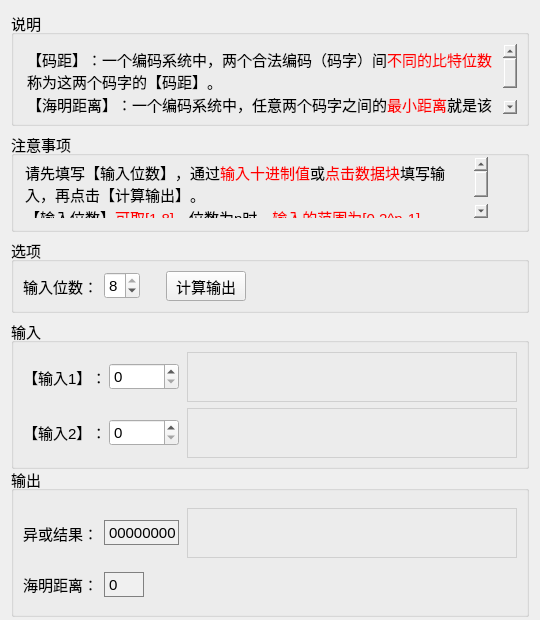
Above: forms/hdist.ui from FrancisOWO/HammingCode before the change. Below: the same form after it.
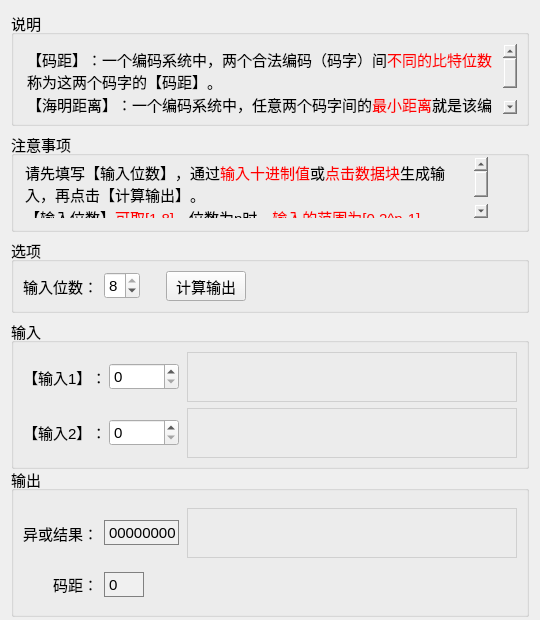
That is the form after the change.

```diff
--- a/forms/hdist.ui
+++ b/forms/hdist.ui
@@ -63,7 +63,7 @@
 p, li { white-space: pre-wrap; }
 &lt;/style&gt;&lt;/head&gt;&lt;body style=&quot; font-family:'SimSun'; font-size:11pt; font-weight:400; font-style:normal;&quot;&gt;
 &lt;p style=&quot; margin-top:0px; margin-bottom:0px; margin-left:0px; margin-right:0px; -qt-block-indent:0; text-indent:0px;&quot;&gt;【码距】：一个编码系统中，两个合法编码（码字）间&lt;span style=&quot; color:#ff0000;&quot;&gt;不同的比特位数&lt;/span&gt;称为这两个码字的【码距】。&lt;/p&gt;
-&lt;p style=&quot; margin-top:0px; margin-bottom:0px; margin-left:0px; margin-right:0px; -qt-block-indent:0; text-indent:0px;&quot;&gt;【海明距离】：一个编码系统中，任意两个码字之间的&lt;span style=&quot; color:#ff0000;&quot;&gt;最小距离&lt;/span&gt;就是该编码系统的码距，称为【海明距离】。&lt;/p&gt;&lt;/body&gt;&lt;/html&gt;</string>
+&lt;p style=&quot; margin-top:0px; margin-bottom:0px; margin-left:0px; margin-right:0px; -qt-block-indent:0; text-indent:0px;&quot;&gt;【海明距离】：一个编码系统中，任意两个码字间的&lt;span style=&quot; color:#ff0000;&quot;&gt;最小距离&lt;/span&gt;就是该编码系统的码距，称为【海明距离】。&lt;/p&gt;&lt;/body&gt;&lt;/html&gt;</string>
         </property>
        </widget>
       </item>
@@ -109,7 +109,7 @@
 &lt;html&gt;&lt;head&gt;&lt;meta name=&quot;qrichtext&quot; content=&quot;1&quot; /&gt;&lt;style type=&quot;text/css&quot;&gt;
 p, li { white-space: pre-wrap; }
 &lt;/style&gt;&lt;/head&gt;&lt;body style=&quot; font-family:'SimSun'; font-size:11pt; font-weight:400; font-style:normal;&quot;&gt;
-&lt;p style=&quot; margin-top:0px; margin-bottom:0px; margin-left:0px; margin-right:0px; -qt-block-indent:0; text-indent:0px;&quot;&gt;请先填写【输入位数】，通过&lt;span style=&quot; color:#ff0000;&quot;&gt;输入十进制值&lt;/span&gt;&lt;span style=&quot; color:#000000;&quot;&gt;或&lt;/span&gt;&lt;span style=&quot; color:#ff0000;&quot;&gt;点击数据块&lt;/span&gt;填写输入，再点击【计算输出】。&lt;/p&gt;
+&lt;p style=&quot; margin-top:0px; margin-bottom:0px; margin-left:0px; margin-right:0px; -qt-block-indent:0; text-indent:0px;&quot;&gt;请先填写【输入位数】，通过&lt;span style=&quot; color:#ff0000;&quot;&gt;输入十进制值&lt;/span&gt;&lt;span style=&quot; color:#000000;&quot;&gt;或&lt;/span&gt;&lt;span style=&quot; color:#ff0000;&quot;&gt;点击数据块&lt;/span&gt;生成输入，再点击【计算输出】。&lt;/p&gt;
 &lt;p style=&quot; margin-top:0px; margin-bottom:0px; margin-left:0px; margin-right:0px; -qt-block-indent:0; text-indent:0px;&quot;&gt;【输入位数】&lt;span style=&quot; color:#ff0000;&quot;&gt;可取[1,8]&lt;/span&gt;，位数为n时，&lt;span style=&quot; color:#ff0000;&quot;&gt;输入的范围为[0,2^n-1]&lt;/span&gt;。&lt;/p&gt;&lt;/body&gt;&lt;/html&gt;</string>
       </property>
      </widget>
@@ -433,7 +433,7 @@
    <item row="4" column="0">
     <widget class="QGroupBox" name="grpOut">
      <property name="sizePolicy">
-      <sizepolicy hsizetype="Preferred" vsizetype="Preferred">
+      <sizepolicy hsizetype="Preferred" vsizetype="Fixed">
        <horstretch>0</horstretch>
        <verstretch>0</verstretch>
       </sizepolicy>
@@ -574,7 +574,10 @@
              </font>
             </property>
             <property name="text">
-             <string>海明距离：</string>
+             <string>码距：</string>
+            </property>
+            <property name="alignment">
+             <set>Qt::AlignRight|Qt::AlignTrailing|Qt::AlignVCenter</set>
             </property>
            </widget>
           </item>
```
Left out of the diff: 5 changed lines with no effect on the pictures.
